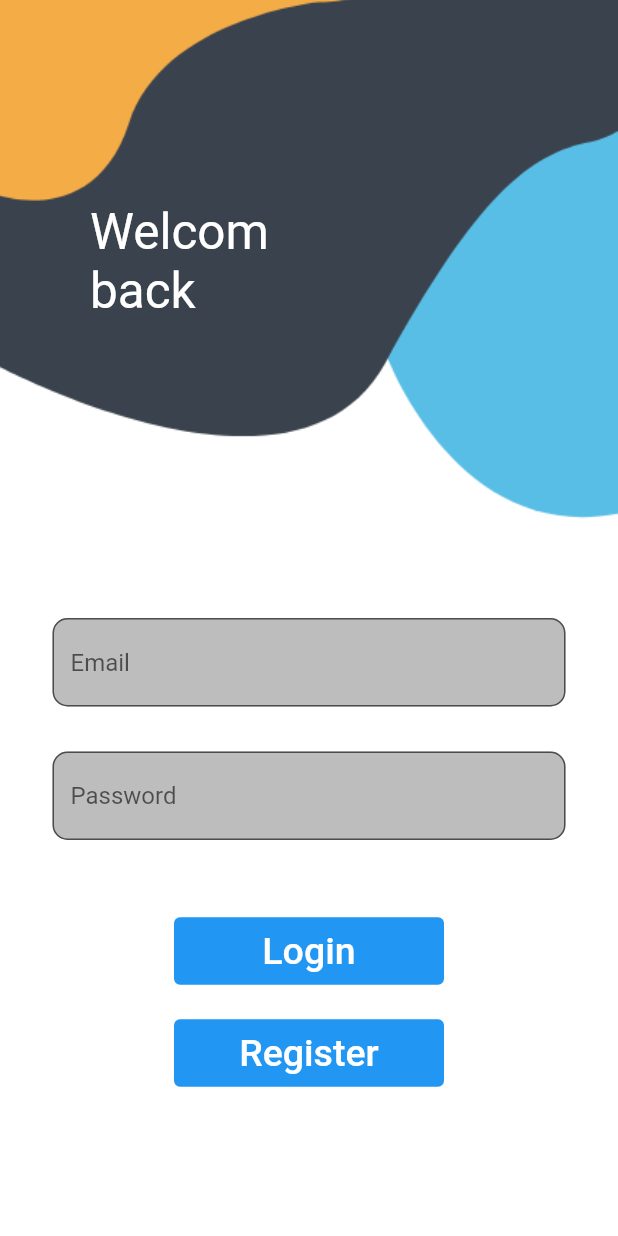
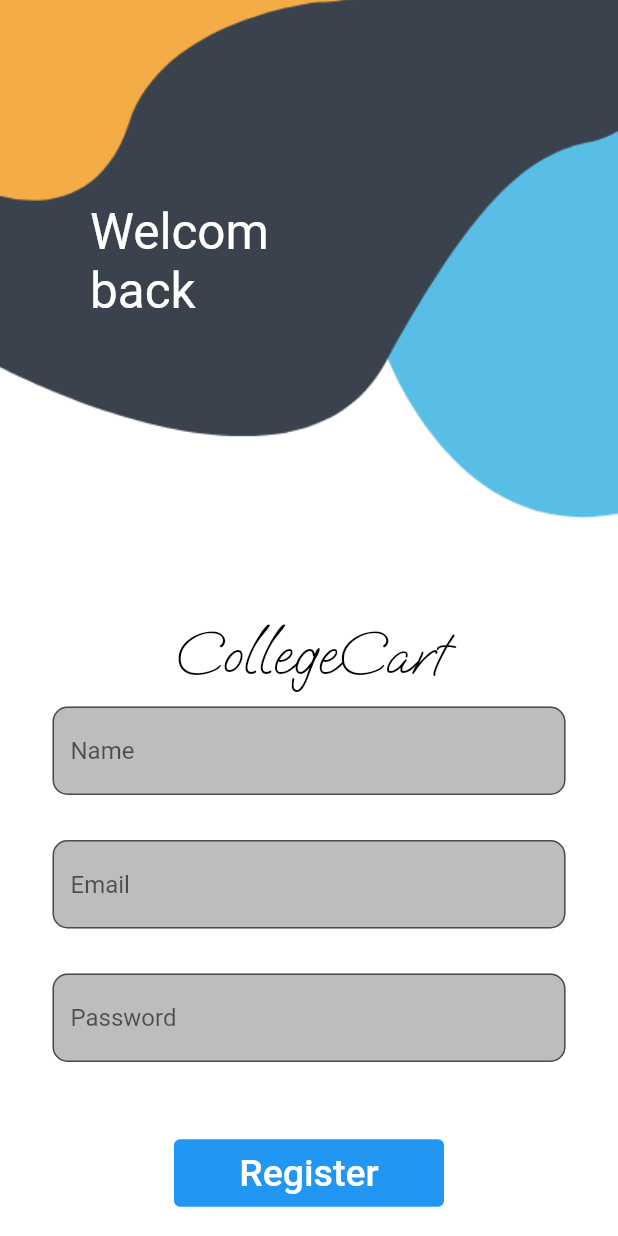
Before and after one commit to codingmonk24x7/collegecart, a Flutter app: the screen it shows after launch, after a tap on "Register", on a phone screen of 412 x 824 dp. Run offline on Flutter 3.47's test engine with Material 2 defaults, Android fonts, the phone set to English and light mode, and no system bars.

```diff
--- a/lib/login.dart
+++ b/lib/login.dart
@@ -1,4 +1,5 @@
 import 'package:flutter/material.dart';
+import 'package:flutterprojects/register.dart';
 
 class Mylogin extends StatefulWidget {
   @override
@@ -34,6 +35,16 @@ class _MyloginState extends State<Mylogin> {
                     left: 35.0),
                 child: Column(
                   children: [
+                    Text(
+                      'CollegeCart',
+                      style: TextStyle(
+                          color: Colors.black,
+                          fontFamily: 'OoohBaby',
+                          fontSize: 40.0),
+                    ),
+                    SizedBox(
+                      height: 10.0,
+                    ),
                     TextField(
                       decoration: InputDecoration(
                         fillColor: Colors.grey.shade400,
@@ -78,7 +89,12 @@ class _MyloginState extends State<Mylogin> {
                         minimumSize: Size(180.0, 20.0),
                         backgroundColor: Colors.blue,
                       ),
-                      onPressed: () {},
+                      onPressed: () {
+                        Navigator.push(
+                            context,
+                            MaterialPageRoute(
+                                builder: (context) => register()));
+                      },
                       child: Text(
                         'Register',
                         style: TextStyle(color: Colors.white, fontSize: 25.0),
--- a/lib/register.dart
+++ b/lib/register.dart
@@ -0,0 +1,106 @@
+import 'package:flutter/material.dart';
+
+class register extends StatefulWidget {
+  const register({Key? key}) : super(key: key);
+
+  @override
+  State<register> createState() => _registerState();
+}
+
+class _registerState extends State<register> {
+  @override
+  Widget build(BuildContext context) {
+    return Container(
+      decoration: BoxDecoration(
+        image: DecorationImage(
+          image: AssetImage('images/login.png'),
+          fit: BoxFit.cover,
+        ),
+      ),
+      child: Scaffold(
+        backgroundColor: Colors.transparent,
+        body: Stack(
+          children: [
+            Container(
+              padding: EdgeInsets.only(top: 135, left: 60),
+              child: Text(
+                'Welcom\nback',
+                style: TextStyle(color: Colors.white, fontSize: 33.0),
+              ),
+            ),
+            SingleChildScrollView(
+              child: Container(
+                padding: EdgeInsets.only(
+                    top: MediaQuery.of(context).size.height * 0.5,
+                    right: 35.0,
+                    left: 35.0),
+                child: Column(
+                  children: [
+                    Text(
+                      'CollegeCart',
+                      style: TextStyle(
+                          color: Colors.black,
+                          fontFamily: 'OoohBaby',
+                          fontSize: 40.0),
+                    ),
+                    SizedBox(
+                      height: 10.0,
+                    ),
+                    TextField(
+                      decoration: InputDecoration(
+                        fillColor: Colors.grey.shade400,
+                        filled: true,
+                        hintText: 'Name',
+                        border: OutlineInputBorder(
+                            borderRadius: BorderRadius.circular(10.0)),
+                      ),
+                    ),
+                    SizedBox(
+                      height: 30.0,
+                    ),
+                    TextField(
+                      decoration: InputDecoration(
+                        fillColor: Colors.grey.shade400,
+                        filled: true,
+                        hintText: 'Email',
+                        border: OutlineInputBorder(
+                            borderRadius: BorderRadius.circular(10.0)),
+                      ),
+                    ),
+                    SizedBox(
+                      height: 30.0,
+                    ),
+                    TextField(
+                      obscureText: true,
+                      decoration: InputDecoration(
+                        fillColor: Colors.grey.shade400,
+                        filled: true,
+                        hintText: 'Password',
+                        border: OutlineInputBorder(
+                            borderRadius: BorderRadius.circular(10.0)),
+                      ),
+                    ),
+                    SizedBox(
+                      height: 50.0,
+                    ),
+                    TextButton(
+                      style: TextButton.styleFrom(
+                        minimumSize: Size(180.0, 20.0),
+                        backgroundColor: Colors.blue,
+                      ),
+                      onPressed: () {},
+                      child: Text(
+                        'Register',
+                        style: TextStyle(color: Colors.white, fontSize: 25.0),
+                      ),
+                    ),
+                  ],
+                ),
+              ),
+            ),
+          ],
+        ),
+      ),
+    );
+  }
+}
```
Also changed, not shown: pubspec.yaml (+5 -11 lines), fonts/OoohBaby-Regular.ttf (added).
